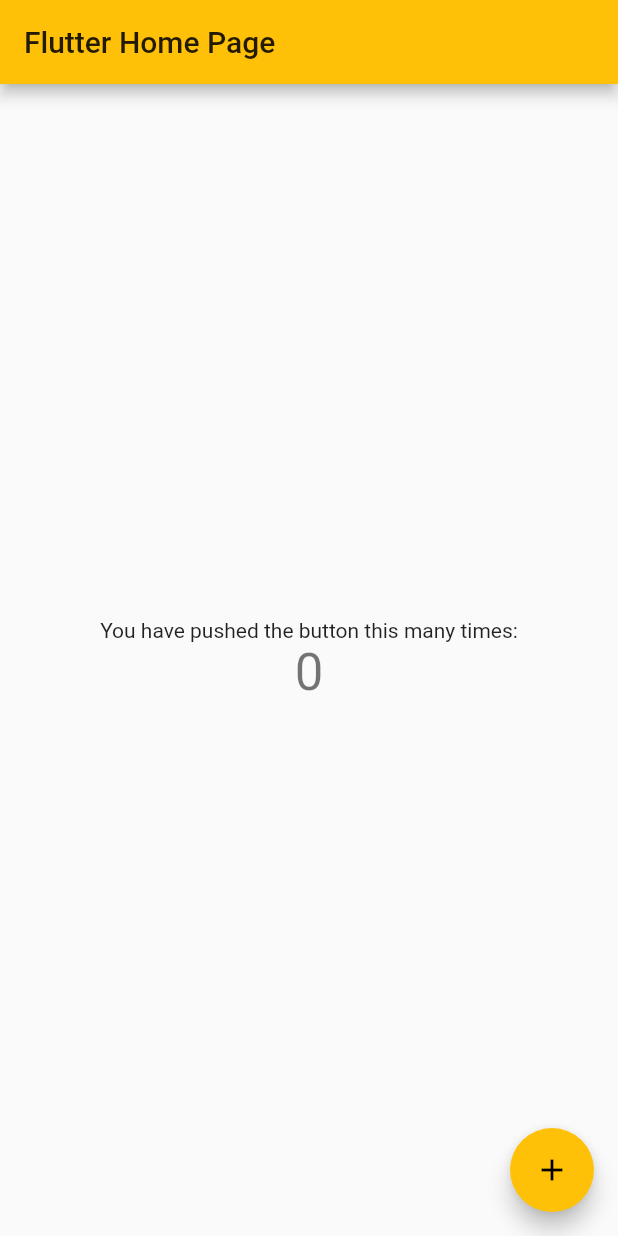
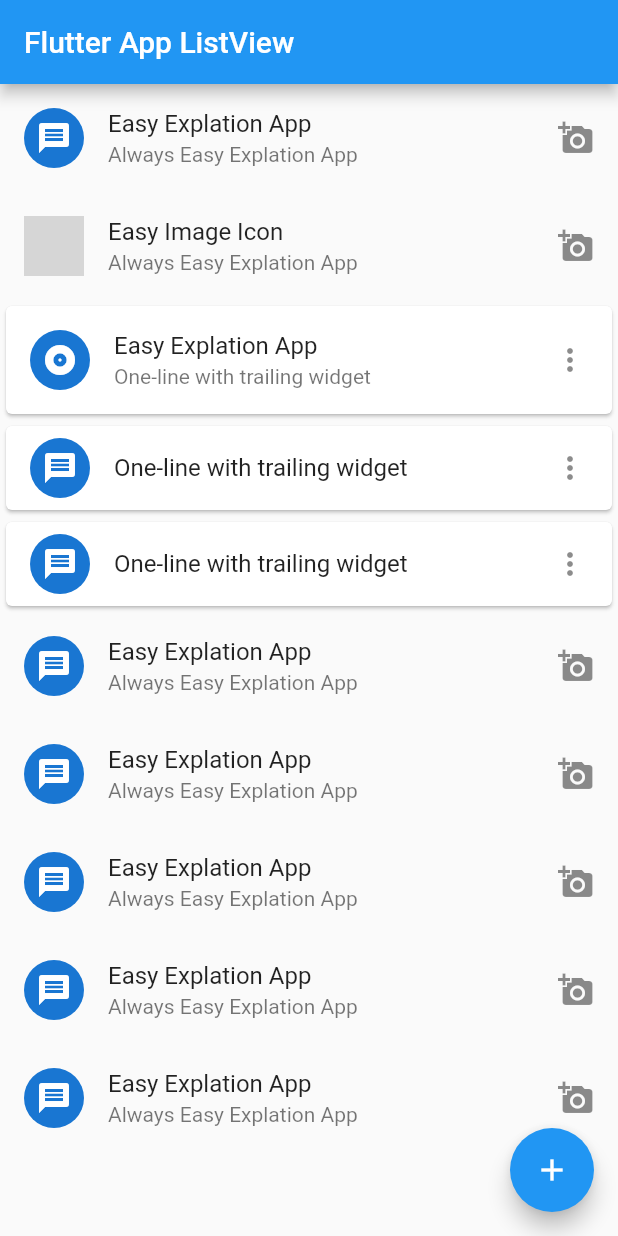
Before and after one commit to moniradiu/Flutter-Two, a Flutter app: the screen it shows after launch, on a phone screen of 412 x 824 dp. Run offline on Flutter 3.47's test engine with Material 2 defaults, Android fonts, the phone set to English and light mode, and no system bars; grey boxes are pictures that could not be loaded.

Commit message:
error code list with image

```diff
--- a/lib/main.dart
+++ b/lib/main.dart
@@ -1,117 +1,217 @@
 import 'package:flutter/material.dart';
 
-void main() {
-  runApp(MyApp());
-}
+void main() => runApp(MyApp3());
 
-class MyApp extends StatelessWidget {
-  // This widget is the root of your application.
+// class MyApp extends StatelessWidget {
+//   // This widget is the root of your application.
+//   @override
+//   Widget build(BuildContext context) {
+//     return MaterialApp(
+//       title: 'Flutter MyApp 3',
+//       theme: ThemeData(
+//         primarySwatch: Colors.amber,
+//       ),
+//       // home: MyHomePage(title: 'Flutter Home Page'),
+//     );
+//   }
+// }
+
+class MyApp3 extends StatelessWidget {
   @override
   Widget build(BuildContext context) {
     return MaterialApp(
-      title: 'Flutter MyApp 3',
-      theme: ThemeData(
-        // This is the theme of your application.
-        //
-        // Try running your application with "flutter run". You'll see the
-        // application has a blue toolbar. Then, without quitting the app, try
-        // changing the primarySwatch below to Colors.green and then invoke
-        // "hot reload" (press "r" in the console where you ran "flutter run",
-        // or simply save your changes to "hot reload" in a Flutter IDE).
-        // Notice that the counter didn't reset back to zero; the application
-        // is not restarted.
-        primarySwatch: Colors.amber,
-        // This makes the visual density adapt to the platform that you run
-        // the app on. For desktop platforms, the controls will be smaller and
-        // closer together (more dense) than on mobile platforms.
-        visualDensity: VisualDensity.adaptivePlatformDensity,
+      home: Scaffold(
+        floatingActionButton: FloatingActionButton(
+          onPressed: () {},
+          child: Icon(Icons.add),
+        ),
+        appBar: AppBar(
+          title: Text("Flutter App ListView"),
+        ),
+        body: ListView(
+          children: <Widget>[
+            ListTile(
+              title: Text("Easy Explation App"),
+              subtitle: Text("Always Easy Explation App"),
+              leading: CircleAvatar(
+                child: Icon(Icons.message),
+              ),
+              trailing: Icon(Icons.add_a_photo),
+            ),
+            ListTile(
+              title: Text("Easy Image Icon"),
+              subtitle: Text("Always Easy Explation App"),
+              leading: CircleAvatar(
+                //  child: Image(
+                // image: AssetImage(
+                //   'graduation.png',
+                //   package: 'shrine_images',
+                // ),
+                child: Image.asset(
+                  "assets/images/graduation.png",
+                  width: 600.0,
+                  height: 240.0,
+                  fit: BoxFit.cover,
+                ),
+              ),
+              trailing: Icon(Icons.add_a_photo),
+            ),
+            Card(
+              child: ListTile(
+                title: Text('Easy Explation App'),
+                subtitle: Text("One-line with trailing widget"),
+                trailing: Icon(Icons.more_vert),
+                leading: CircleAvatar(
+                  child: Icon(Icons.album),
+                ),
+              ),
+            ),
+            Card(
+              child: ListTile(
+                title: Text('One-line with trailing widget'),
+                trailing: Icon(Icons.more_vert),
+                leading: CircleAvatar(
+                  child: Icon(Icons.message),
+                ),
+              ),
+            ),
+            Card(
+              child: ListTile(
+                title: Text('One-line with trailing widget'),
+                trailing: Icon(Icons.more_vert),
+                leading: CircleAvatar(
+                  child: Icon(Icons.message),
+                ),
+              ),
+            ),
+            ListTile(
+              title: Text("Easy Explation App"),
+              subtitle: Text("Always Easy Explation App"),
+              leading: CircleAvatar(
+                child: Icon(Icons.message),
+              ),
+              trailing: Icon(Icons.add_a_photo),
+            ),
+            ListTile(
+              title: Text("Easy Explation App"),
+              subtitle: Text("Always Easy Explation App"),
+              leading: CircleAvatar(
+                child: Icon(Icons.message),
+              ),
+              trailing: Icon(Icons.add_a_photo),
+            ),
+            ListTile(
+              title: Text("Easy Explation App"),
+              subtitle: Text("Always Easy Explation App"),
+              leading: CircleAvatar(
+                child: Icon(Icons.message),
+              ),
+              trailing: Icon(Icons.add_a_photo),
+            ),
+            ListTile(
+              title: Text("Easy Explation App"),
+              subtitle: Text("Always Easy Explation App"),
+              leading: CircleAvatar(
+                child: Icon(Icons.message),
+              ),
+              trailing: Icon(Icons.add_a_photo),
+            ),
+            ListTile(
+              title: Text("Easy Explation App"),
+              subtitle: Text("Always Easy Explation App"),
+              leading: CircleAvatar(
+                child: Icon(Icons.message),
+              ),
+              trailing: Icon(Icons.add_a_photo),
+            ),
+          ],
+        ),
       ),
-      home: MyHomePage(title: 'Flutter Home Page'),
     );
   }
 }
 
-class MyHomePage extends StatefulWidget {
-  MyHomePage({Key key, this.title}) : super(key: key);
+// class MyHomePage extends StatefulWidget {
+//   MyHomePage({Key key, this.title}) : super(key: key);
 
-  // This widget is the home page of your application. It is stateful, meaning
-  // that it has a State object (defined below) that contains fields that affect
-  // how it looks.
+//   // This widget is the home page of your application. It is stateful, meaning
+//   // that it has a State object (defined below) that contains fields that affect
+//   // how it looks.
 
-  // This class is the configuration for the state. It holds the values (in this
-  // case the title) provided by the parent (in this case the App widget) and
-  // used by the build method of the State. Fields in a Widget subclass are
-  // always marked "final".
+//   // This class is the configuration for the state. It holds the values (in this
+//   // case the title) provided by the parent (in this case the App widget) and
+//   // used by the build method of the State. Fields in a Widget subclass are
+//   // always marked "final".
 
-  final String title;
+//   final String title;
 
-  @override
-  _MyHomePageState createState() => _MyHomePageState();
-}
+//   @override
+//   _MyHomePageState createState() => _MyHomePageState();
+// }
 
-class _MyHomePageState extends State<MyHomePage> {
-  int _counter = 0;
+// class _MyHomePageState extends State<MyHomePage> {
+//   int _counter = 0;
 
-  void _incrementCounter() {
-    setState(() {
-      // This call to setState tells the Flutter framework that something has
-      // changed in this State, which causes it to rerun the build method below
-      // so that the display can reflect the updated values. If we changed
-      // _counter without calling setState(), then the build method would not be
-      // called again, and so nothing would appear to happen.
-      _counter++;
-    });
-  }
+//   void _incrementCounter() {
+//     setState(() {
+//       // This call to setState tells the Flutter framework that something has
+//       // changed in this State, which causes it to rerun the build method below
+//       // so that the display can reflect the updated values. If we changed
+//       // _counter without calling setState(), then the build method would not be
+//       // called again, and so nothing would appear to happen.
+//       _counter++;
+//     });
+//   }
 
-  @override
-  Widget build(BuildContext context) {
-    // This method is rerun every time setState is called, for instance as done
-    // by the _incrementCounter method above.
-    //
-    // The Flutter framework has been optimized to make rerunning build methods
-    // fast, so that you can just rebuild anything that needs updating rather
-    // than having to individually change instances of widgets.
-    return Scaffold(
-      appBar: AppBar(
-        // Here we take the value from the MyHomePage object that was created by
-        // the App.build method, and use it to set our appbar title.
-        title: Text(widget.title),
-      ),
-      body: Center(
-        // Center is a layout widget. It takes a single child and positions it
-        // in the middle of the parent.
-        child: Column(
-          // Column is also a layout widget. It takes a list of children and
-          // arranges them vertically. By default, it sizes itself to fit its
-          // children horizontally, and tries to be as tall as its parent.
-          //
-          // Invoke "debug painting" (press "p" in the console, choose the
-          // "Toggle Debug Paint" action from the Flutter Inspector in Android
-          // Studio, or the "Toggle Debug Paint" command in Visual Studio Code)
-          // to see the wireframe for each widget.
-          //
-          // Column has various properties to control how it sizes itself and
-          // how it positions its children. Here we use mainAxisAlignment to
-          // center the children vertically; the main axis here is the vertical
-          // axis because Columns are vertical (the cross axis would be
-          // horizontal).
-          mainAxisAlignment: MainAxisAlignment.center,
-          children: <Widget>[
-            Text(
-              'You have pushed the button this many times:',
-            ),
-            Text(
-              '$_counter',
-              style: Theme.of(context).textTheme.headline4,
-            ),
-          ],
-        ),
-      ),
-      floatingActionButton: FloatingActionButton(
-        onPressed: _incrementCounter,
-        tooltip: 'Increment',
-        child: Icon(Icons.add),
-      ), // This trailing comma makes auto-formatting nicer for build methods.
-    );
-  }
-}
+//   @override
+//   Widget build(BuildContext context) {
+//     // This method is rerun every time setState is called, for instance as done
+//     // by the _incrementCounter method above.
+//     //
+//     // The Flutter framework has been optimized to make rerunning build methods
+//     // fast, so that you can just rebuild anything that needs updating rather
+//     // than having to individually change instances of widgets.
+//     return Scaffold(
+//       appBar: AppBar(
+//         // Here we take the value from the MyHomePage object that was created by
+//         // the App.build method, and use it to set our appbar title.
+//         title: Text(widget.title),
+//       ),
+//       body: Center(
+//         // Center is a layout widget. It takes a single child and positions it
+//         // in the middle of the parent.
+//         child: Column(
+//           // Column is also a layout widget. It takes a list of children and
+//           // arranges them vertically. By default, it sizes itself to fit its
+//           // children horizontally, and tries to be as tall as its parent.
+//           //
+//           // Invoke "debug painting" (press "p" in the console, choose the
+//           // "Toggle Debug Paint" action from the Flutter Inspector in Android
+//           // Studio, or the "Toggle Debug Paint" command in Visual Studio Code)
+//           // to see the wireframe for each widget.
+//           //
+//           // Column has various properties to control how it sizes itself and
+//           // how it positions its children. Here we use mainAxisAlignment to
+//           // center the children vertically; the main axis here is the vertical
+//           // axis because Columns are vertical (the cross axis would be
+//           // horizontal).
+//           mainAxisAlignment: MainAxisAlignment.center,
+//           children: <Widget>[
+//             Text(
+//               'You have pushed the button this many times:',
+//             ),
+//             Text(
+//               '$_counter',
+//               style: Theme.of(context).textTheme.headline4,
+//             ),
+//           ],
+//         ),
+//       ),
+//       floatingActionButton: FloatingActionButton(
+//         onPressed: _incrementCounter,
+//         tooltip: 'Increment',
+//         child: Icon(Icons.add),
+//       ), // This trailing comma makes auto-formatting nicer for build methods.
+//     );
+//   }
+// }
```
Also changed, not shown: lib/test1.dart (+117 -0 lines), pubspec.yaml (+30 -13 lines), lib/assets/images/graduation.png (added), 4 other files.
